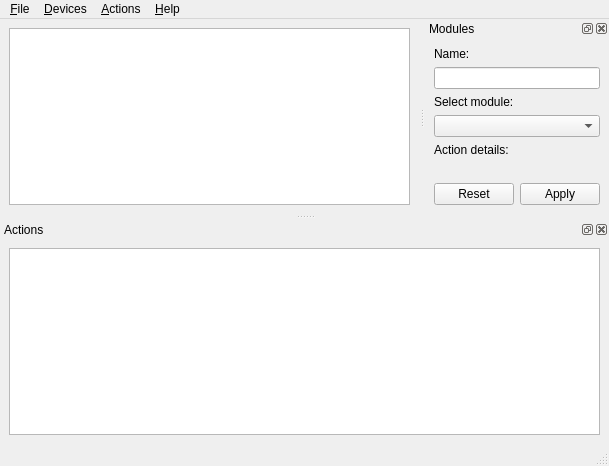
Before: the Qt Designer form qtscod/ui/ui/MainWindow.ui in elemc/scod, drawn with Qt 5.
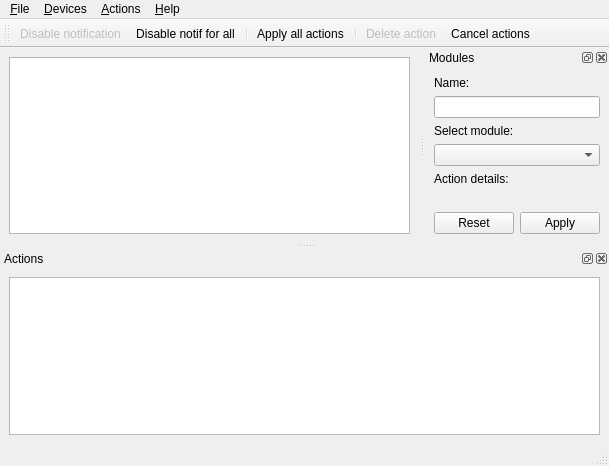
After: the same form once the commit is applied. Icons and pictures are not drawn.

The edit to the form file:
```diff
--- a/qtscod/ui/ui/MainWindow.ui
+++ b/qtscod/ui/ui/MainWindow.ui
@@ -166,6 +166,24 @@
     </layout>
    </widget>
   </widget>
+  <widget class="QToolBar" name="toolBar">
+   <property name="windowTitle">
+    <string>toolBar</string>
+   </property>
+   <attribute name="toolBarArea">
+    <enum>TopToolBarArea</enum>
+   </attribute>
+   <attribute name="toolBarBreak">
+    <bool>false</bool>
+   </attribute>
+   <addaction name="actionDevicesDisable"/>
+   <addaction name="actionDevicesDisableAll"/>
+   <addaction name="separator"/>
+   <addaction name="actionActionsApply"/>
+   <addaction name="separator"/>
+   <addaction name="actionActionsDelete"/>
+   <addaction name="actionActionsClear"/>
+  </widget>
   <action name="actionFileExit">
    <property name="text">
     <string>E&amp;xit</string>
```
Left out of the diff: 24 changed lines with no effect on the pictures.
